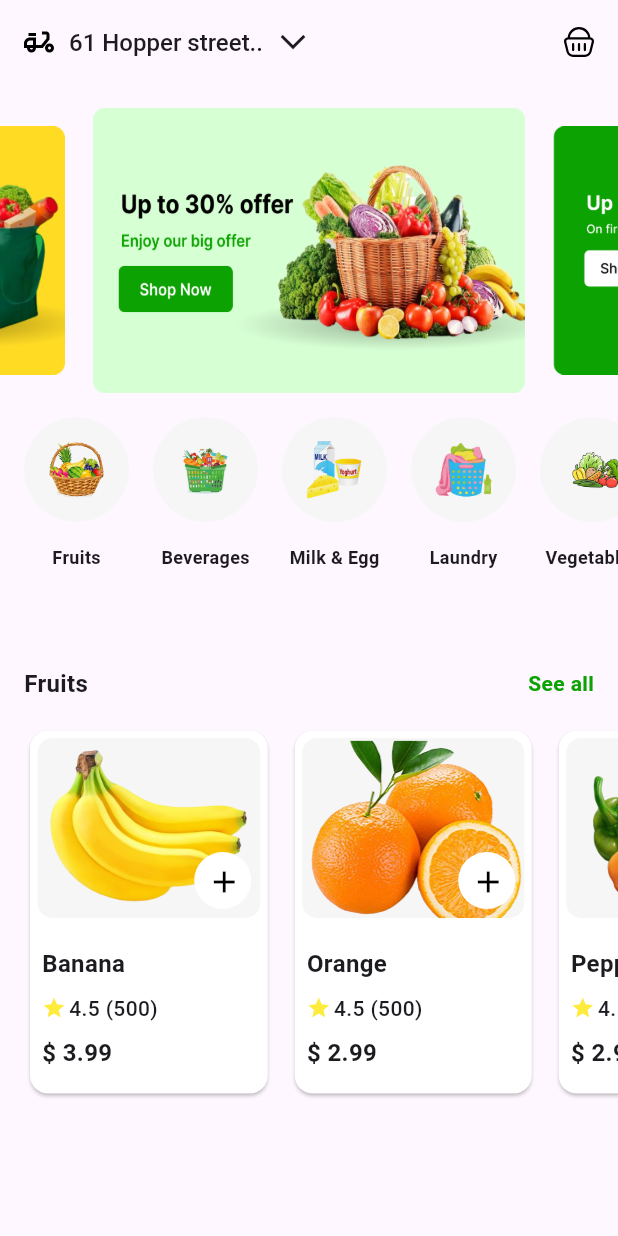
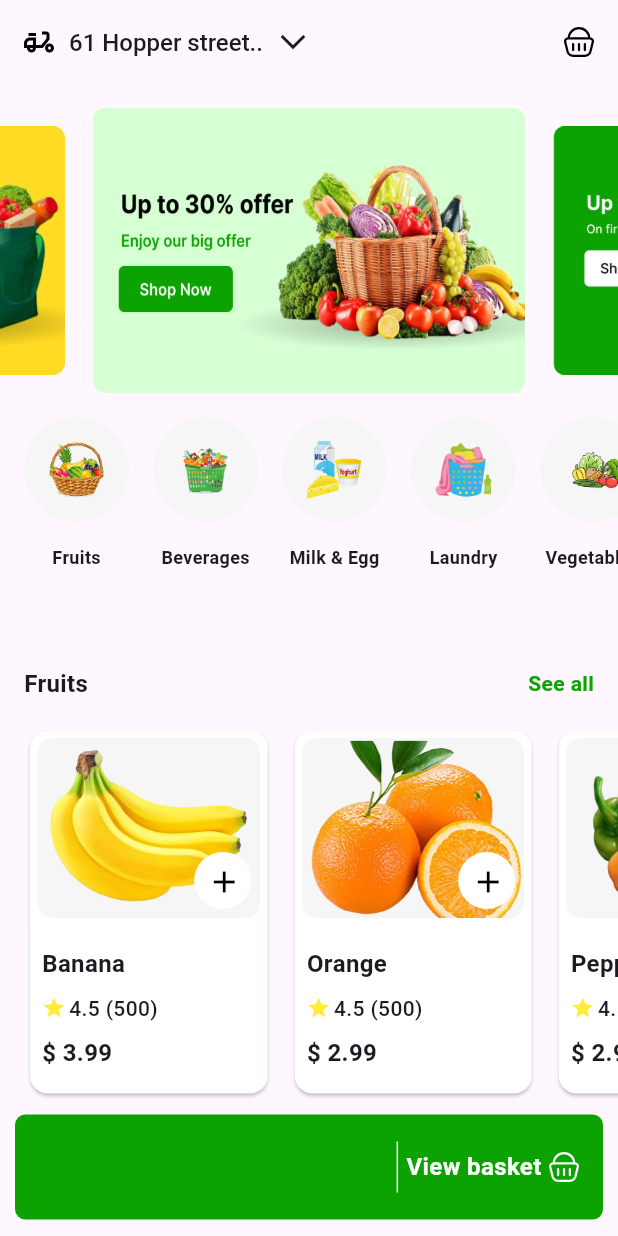
Before and after one commit to AshrafElManDoh/grabber_app, a Flutter app: the screen it shows after launch, on a phone screen of 412 x 824 dp. Run offline on Flutter 3.47's test engine with Material 3 defaults, Android fonts, the light colour scheme and no system bars; drawn by our look-alikes of carousel_slider; our stand-ins replace flutter_svg.

Commit message:
add to basket part 1

```diff
--- a/lib/views/home_view.dart
+++ b/lib/views/home_view.dart
@@ -2,6 +2,7 @@ import 'package:flutter/material.dart';
 import 'package:flutter_svg/svg.dart';
 import 'package:grapper_app/models/category_model.dart';
 import 'package:grapper_app/models/fruit_model.dart';
+import 'package:grapper_app/widgets/added_item.dart';
 import 'package:grapper_app/widgets/category_list_view.dart';
 import 'package:grapper_app/widgets/custom_sliders.dart';
 import 'package:grapper_app/widgets/fruits_widget.dart';
@@ -51,6 +52,8 @@ class _HomeViewState extends State<HomeView> {
     ),
   ];
 
+  List<FruitModel> basketList = [];
+
   @override
   Widget build(BuildContext context) {
     return Scaffold(
@@ -81,6 +84,59 @@ class _HomeViewState extends State<HomeView> {
           CategoryListView(categories: categories),
           SizedBox(height: 16),
           FruitsWidget(fruits: fruits),
+          Spacer(),
+          Container(
+            height: 70,
+            width: double.infinity,
+            margin: EdgeInsets.all(10),
+            padding: EdgeInsets.symmetric(horizontal: 16, vertical: 10),
+            decoration: BoxDecoration(
+              color: Color(0xff0CA201),
+              borderRadius: BorderRadius.circular(7),
+            ),
+            child: Row(
+              mainAxisAlignment: MainAxisAlignment.start,
+              children: [
+                Expanded(
+                  child: ListView.separated(
+                    shrinkWrap: true,
+                    scrollDirection: Axis.horizontal,
+                    itemBuilder: (context, index) =>
+                        AddedItem(fruitModel: basketList[index]),
+                    separatorBuilder: (context, index) => SizedBox(width: 5),
+                    itemCount: basketList.length,
+                    reverse: true,
+                  ),
+                ),
+                SizedBox(width: 5),
+                VerticalDivider(
+                  indent: 8,
+                  endIndent: 8,
+                  thickness: 1,
+                  width: 2,
+                  color: Colors.white,
+                ),
+                SizedBox(width: 5),
+                Text(
+                  "View basket",
+                  style: TextStyle(
+                    fontSize: 16,
+                    fontWeight: FontWeight.w600,
+                    color: Colors.white,
+                  ),
+                ),
+                SizedBox(width: 5),
+                SvgPicture.asset(
+                  "assets/images/icons/basket.svg",
+                  colorFilter: const ColorFilter.mode(
+                    Colors.white,
+                    BlendMode.srcIn,
+                  ),
+                ),
+              ],
+            ),
+          ),
+          SizedBox(height: 30),
         ],
       ),
     );
--- /dev/null
+++ b/lib/widgets/added_item.dart
@@ -0,0 +1,19 @@
+import 'package:flutter/material.dart';
+import 'package:grapper_app/models/fruit_model.dart';
+
+class AddedItem extends StatelessWidget {
+  const AddedItem({super.key, required this.fruitModel});
+  final FruitModel fruitModel ;
+  @override
+  Widget build(BuildContext context) {
+    return Center(
+      child: Container(
+        width: 40,
+        height: 40,
+        padding: EdgeInsets.all(3),
+        decoration: BoxDecoration(shape: BoxShape.circle, color: Colors.white),
+        child: Image.asset(fruitModel.image),
+      ),
+    );
+  }
+}
--- a/lib/widgets/fruit_item_widget.dart
+++ b/lib/widgets/fruit_item_widget.dart
@@ -28,7 +28,9 @@ class FruitItemWidget extends StatelessWidget {
                     radius: 19,
                     backgroundColor: Colors.white,
                     child: IconButton(
-                      onPressed: () {},
+                      onPressed: () {
+
+                      },
                       icon: Icon(Icons.add, color: Colors.black),
                     ),
                   ),
--- a/lib/widgets/fruit_list_view.dart
+++ b/lib/widgets/fruit_list_view.dart
@@ -12,10 +12,10 @@ class FruitListView extends StatelessWidget {
       child: ListView.separated(
         scrollDirection: Axis.horizontal,
         shrinkWrap: true,
-        padding: EdgeInsets.only(left: 16,right: 16),
+        padding: EdgeInsets.only(left: 16, right: 16),
         itemBuilder: (context, index) =>
             FruitItemWidget(fruitModel: fruits[index]),
-        separatorBuilder: (context, index) => SizedBox(width: 10,),
+        separatorBuilder: (context, index) => SizedBox(width: 10),
         itemCount: fruits.length,
       ),
     );
--- a/lib/widgets/fruits_widget.dart
+++ b/lib/widgets/fruits_widget.dart
@@ -3,9 +3,12 @@ import 'package:grapper_app/models/fruit_model.dart';
 import 'package:grapper_app/widgets/fruit_list_view.dart';
 
 class FruitsWidget extends StatelessWidget {
-  const FruitsWidget({super.key, required this.fruits});
+  const FruitsWidget({
+    super.key,
+    required this.fruits,
+
+  });
   final List<FruitModel> fruits;
-
   @override
   Widget build(BuildContext context) {
     return Column(
```
